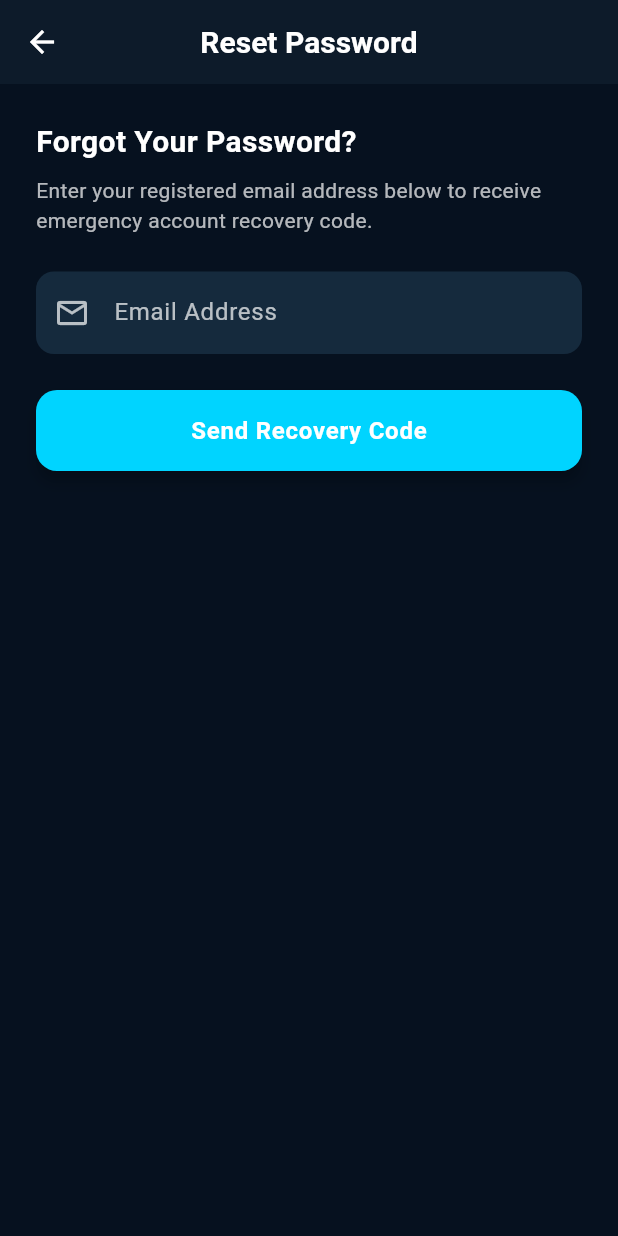
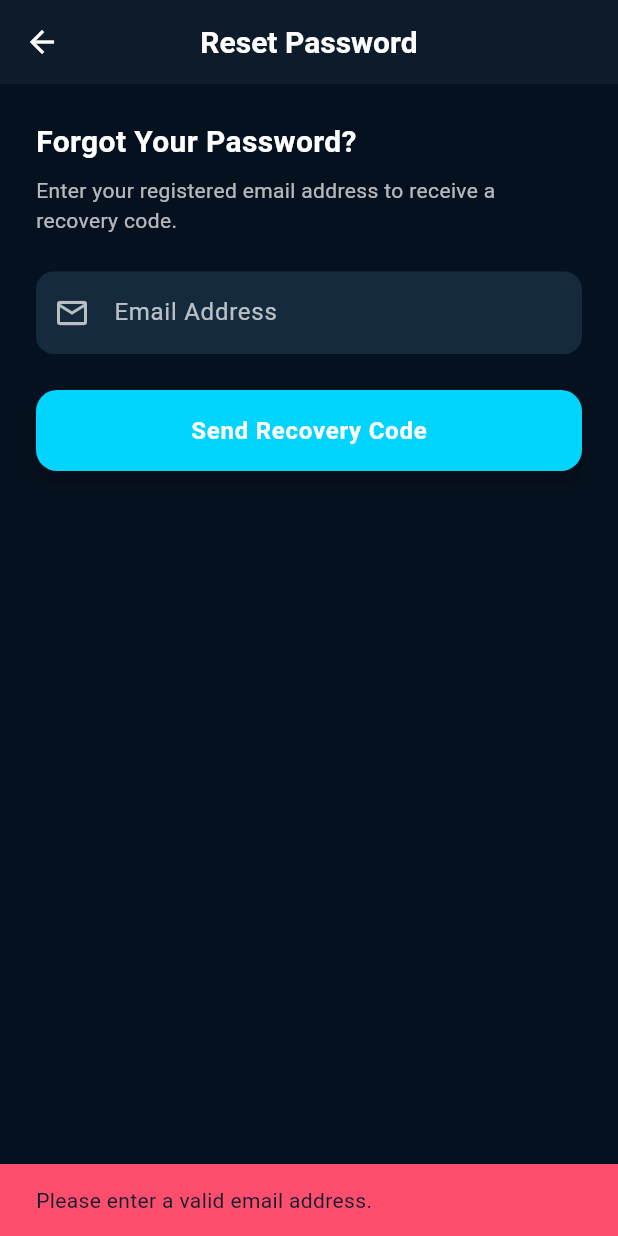
Before and after one commit to madhunani-2104/Resqlink1, a Flutter app: the ForgotPasswordScreen screen opened directly, after a tap on "Send Recovery Code", on a phone screen of 412 x 824 dp. Run offline on Flutter 3.47's test engine with Material 3 defaults, Android fonts, the phone set to English and light mode, and no system bars; our stand-ins replace audioplayers, connectivity_plus, dio, flutter_contacts, flutter_map, flutter_spinkit and 8 more; missing offline and left inert: flutter_webrtc, record; accounts and stored records are empty; network calls fail.

Commit message:
Complete authentication and forgot password flow

```diff
--- a/resq_app/lib/features/auth/screens/forgot_password_screen.dart
+++ b/resq_app/lib/features/auth/screens/forgot_password_screen.dart
@@ -14,28 +14,89 @@ class ForgotPasswordScreen extends StatefulWidget {
 
 class _ForgotPasswordScreenState extends State<ForgotPasswordScreen> {
   final _emailController = TextEditingController();
+  final _otpController = TextEditingController();
+  final _passwordController = TextEditingController();
+  final _confirmPasswordController = TextEditingController();
+
   bool _isSent = false;
   bool _loading = false;
+  bool _obscurePassword = true;
+  bool _obscureConfirmPassword = true;
+
+  @override
+  void dispose() {
+    _emailController.dispose();
+    _otpController.dispose();
+    _passwordController.dispose();
+    _confirmPasswordController.dispose();
+    super.dispose();
+  }
+
+  void _showSnack(String msg, {bool isError = false}) {
+    if (!mounted) return;
+    ScaffoldMessenger.of(context).showSnackBar(
+      SnackBar(
+        content: Text(msg),
+        backgroundColor: isError ? AppColors.severityCritical : AppColors.success,
+      ),
+    );
+  }
 
   void _handleResetRequest() async {
-    if (_emailController.text.contains('@')) {
+    final email = _emailController.text.trim();
+    if (!email.contains('@')) {
+      _showSnack('Please enter a valid email address.', isError: true);
+      return;
+    }
+
     setState(() => _loading = true);
     final authProvider = Provider.of<AuthProvider>(context, listen: false);
-      final success = await authProvider.forgotPassword(_emailController.text.trim());
+    final success = await authProvider.forgotPassword(email);
 
     setState(() {
       _loading = false;
-        _isSent = success;
+      if (success) _isSent = true;
     });
 
-      if (success && mounted) {
-        ScaffoldMessenger.of(context).showSnackBar(
-          const SnackBar(
-            content: Text('Password reset instructions sent to your email.'),
-            backgroundColor: AppColors.success,
-          ),
+    if (success) {
+      _showSnack('Recovery code sent. Check your email (or server console in dev).');
+    } else {
+      _showSnack(authProvider.errorMessage ?? 'Failed to send instructions.', isError: true);
+    }
+  }
+
+  void _handleResetPassword() async {
+    final otp = _otpController.text.trim();
+    final newPassword = _passwordController.text;
+    final confirmPassword = _confirmPasswordController.text;
+
+    if (otp.isEmpty) {
+      _showSnack('Please enter the reset code.', isError: true);
+      return;
+    }
+    if (newPassword.length < 6) {
+      _showSnack('Password must be at least 6 characters.', isError: true);
+      return;
+    }
+    if (newPassword != confirmPassword) {
+      _showSnack('Passwords do not match.', isError: true);
+      return;
+    }
+
+    setState(() => _loading = true);
+    final authProvider = Provider.of<AuthProvider>(context, listen: false);
+    final success = await authProvider.resetPassword(
+      _emailController.text.trim(),
+      otp,
+      newPassword,
     );
-      }
+    setState(() => _loading = false);
+
+    if (success) {
+      _showSnack('Password reset successful. You can now log in.');
+      if (mounted) Navigator.pop(context);
+    } else {
+      _showSnack(authProvider.errorMessage ?? 'Failed to reset password.', isError: true);
     }
   }
 
@@ -43,7 +104,7 @@ class _ForgotPasswordScreenState extends State<ForgotPasswordScreen> {
   Widget build(BuildContext context) {
     return Scaffold(
       appBar: AppBar(title: const Text('Reset Password')),
-      body: Padding(
+      body: SingleChildScrollView(
         padding: const EdgeInsets.all(24.0),
         child: Column(
           crossAxisAlignment: CrossAxisAlignment.start,
@@ -53,9 +114,11 @@ class _ForgotPasswordScreenState extends State<ForgotPasswordScreen> {
               style: TextStyle(fontSize: 20, fontWeight: FontWeight.bold),
             ),
             const SizedBox(height: 8),
-            const Text(
-              'Enter your registered email address below to receive emergency account recovery code.',
-              style: TextStyle(fontSize: 14, color: Colors.white70),
+            Text(
+              _isSent
+                  ? 'Enter the reset code sent to your email and your new password.'
+                  : 'Enter your registered email address to receive a recovery code.',
+              style: const TextStyle(fontSize: 14, color: Colors.white70),
             ),
             const SizedBox(height: 24),
             CustomTextField(
@@ -63,12 +126,65 @@ class _ForgotPasswordScreenState extends State<ForgotPasswordScreen> {
               labelText: 'Email Address',
               prefixIcon: Icons.email_outlined,
               keyboardType: TextInputType.emailAddress,
+              enabled: !_isSent,
             ),
+            if (_isSent) ...[
               const SizedBox(height: 24),
+              CustomTextField(
+                controller: _otpController,
+                labelText: 'Reset Code (OTP)',
+                prefixIcon: Icons.lock_clock_outlined,
+                keyboardType: TextInputType.number,
+              ),
+              const SizedBox(height: 16),
+              CustomTextField(
+                controller: _passwordController,
+                labelText: 'New Password',
+                prefixIcon: Icons.lock_outline,
+                obscureText: _obscurePassword,
+                suffixIcon: IconButton(
+                  icon: Icon(
+                    _obscurePassword ? Icons.visibility_off : Icons.visibility,
+                  ),
+                  onPressed: () => setState(() => _obscurePassword = !_obscurePassword),
+                ),
+              ),
+              const SizedBox(height: 16),
+              CustomTextField(
+                controller: _confirmPasswordController,
+                labelText: 'Confirm New Password',
+                prefixIcon: Icons.lock_outline,
+                obscureText: _obscureConfirmPassword,
+                suffixIcon: IconButton(
+                  icon: Icon(
+                    _obscureConfirmPassword ? Icons.visibility_off : Icons.visibility,
+                  ),
+                  onPressed: () => setState(() => _obscureConfirmPassword = !_obscureConfirmPassword),
+                ),
+              ),
+            ],
+            const SizedBox(height: 24),
+            if (!_isSent)
               CustomButton(
-              text: _isSent ? 'Resend Instructions' : 'Send Recovery Code',
+                text: 'Send Recovery Code',
                 isLoading: _loading,
                 onPressed: _handleResetRequest,
+              )
+            else
+              Column(
+                crossAxisAlignment: CrossAxisAlignment.stretch,
+                children: [
+                  CustomButton(
+                    text: 'Reset Password',
+                    isLoading: _loading,
+                    onPressed: _handleResetPassword,
+                  ),
+                  const SizedBox(height: 12),
+                  TextButton(
+                    onPressed: _loading ? null : _handleResetRequest,
+                    child: const Text('Resend Recovery Code'),
+                  ),
+                ],
               ),
           ],
         ),
--- a/resq_app/lib/features/auth/screens/login_screen.dart
+++ b/resq_app/lib/features/auth/screens/login_screen.dart
@@ -17,8 +17,8 @@ class LoginScreen extends StatefulWidget {
 
 class _LoginScreenState extends State<LoginScreen> {
   final _formKey = GlobalKey<FormState>();
-  final _emailController = TextEditingController(text: 'user@resq.org');
-  final _passwordController = TextEditingController(text: 'password123');
+  final _emailController = TextEditingController();
+  final _passwordController = TextEditingController();
 
   void _submitLogin() async {
     if (_formKey.currentState!.validate()) {
```
Also changed, not shown: resq_app/lib/features/auth/providers/auth_provider.dart (+34 -2 lines), resq_app/lib/features/auth/screens/register_screen.dart (+18 -16 lines), 3 other files. Lines whose indentation alone changed are shown as unchanged.
